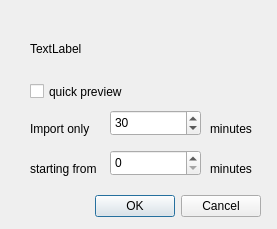
First picture: the form in opendialog.ui, repository tomgrad/carpets, before the edit.
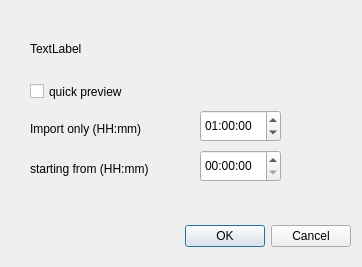
Second picture: the form after the edit.

Commit message: Refactor open dialog to use time inputs for duration and start time; update layout and labels for clarity

```diff
--- a/opendialog.ui
+++ b/opendialog.ui
@@ -6,8 +6,8 @@
    <rect>
     <x>0</x>
     <y>0</y>
-    <width>277</width>
-    <height>229</height>
+    <width>362</width>
+    <height>267</height>
    </rect>
   </property>
   <property name="windowTitle">
@@ -16,8 +16,8 @@
   <widget class="QDialogButtonBox" name="buttonBox">
    <property name="geometry">
     <rect>
-     <x>90</x>
-     <y>190</y>
+     <x>180</x>
+     <y>220</y>
      <width>171</width>
      <height>32</height>
     </rect>
@@ -29,62 +29,17 @@
     <set>QDialogButtonBox::StandardButton::Cancel|QDialogButtonBox::StandardButton::Ok</set>
    </property>
   </widget>
-  <widget class="QSpinBox" name="durationMinutes">
-   <property name="geometry">
-    <rect>
-     <x>110</x>
-     <y>110</y>
-     <width>91</width>
-     <height>26</height>
-    </rect>
-   </property>
-   <property name="minimum">
-    <number>1</number>
-   </property>
-   <property name="singleStep">
-    <number>30</number>
-   </property>
-   <property name="value">
-    <number>30</number>
-   </property>
-  </widget>
   <widget class="QLabel" name="label">
    <property name="geometry">
     <rect>
      <x>30</x>
      <y>120</y>
-     <width>81</width>
+     <width>141</width>
      <height>17</height>
     </rect>
    </property>
    <property name="text">
-    <string>Import only</string>
-   </property>
-  </widget>
-  <widget class="QLabel" name="label_2">
-   <property name="geometry">
-    <rect>
-     <x>210</x>
-     <y>120</y>
-     <width>54</width>
-     <height>17</height>
-    </rect>
-   </property>
-   <property name="text">
-    <string>minutes</string>
-   </property>
-  </widget>
-  <widget class="QSpinBox" name="fromMinutes">
-   <property name="geometry">
-    <rect>
-     <x>110</x>
-     <y>150</y>
-     <width>91</width>
-     <height>26</height>
-    </rect>
-   </property>
-   <property name="singleStep">
-    <number>30</number>
+    <string>Import only (HH:mm)</string>
    </property>
   </widget>
   <widget class="QLabel" name="label_3">
@@ -92,25 +47,12 @@
     <rect>
      <x>30</x>
      <y>160</y>
-     <width>81</width>
+     <width>151</width>
      <height>17</height>
     </rect>
    </property>
    <property name="text">
-    <string>starting from</string>
-   </property>
-  </widget>
-  <widget class="QLabel" name="label_4">
-   <property name="geometry">
-    <rect>
-     <x>210</x>
-     <y>160</y>
-     <width>54</width>
-     <height>17</height>
-    </rect>
-   </property>
-   <property name="text">
-    <string>minutes</string>
+    <string>starting from (HH:mm)</string>
    </property>
   </widget>
   <widget class="QLabel" name="durationLabel">
@@ -139,6 +81,33 @@
     <string>quick preview</string>
    </property>
   </widget>
+  <widget class="QTimeEdit" name="durationTimeEdit">
+   <property name="geometry">
+    <rect>
+     <x>200</x>
+     <y>110</y>
+     <width>81</width>
+     <height>32</height>
+    </rect>
+   </property>
+   <property name="time">
+    <time>
+     <hour>1</hour>
+     <minute>0</minute>
+     <second>0</second>
+    </time>
+   </property>
+  </widget>
+  <widget class="QTimeEdit" name="startTimeEdit">
+   <property name="geometry">
+    <rect>
+     <x>200</x>
+     <y>150</y>
+     <width>81</width>
+     <height>32</height>
+    </rect>
+   </property>
+  </widget>
  </widget>
  <resources/>
  <connections>
```
The commit also changes 2 other files.
